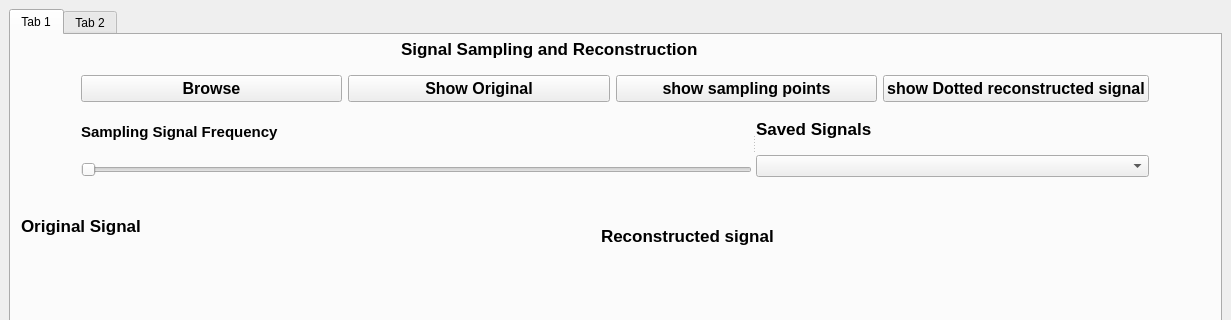
Abdelrahmanhassan1/Signal-sampling-and-reconstruction-program, file task2.ui: the form before one commit; both pictures show x 0 to 1231 and y 0 to 320 of the 1231 by 853 pixel window.
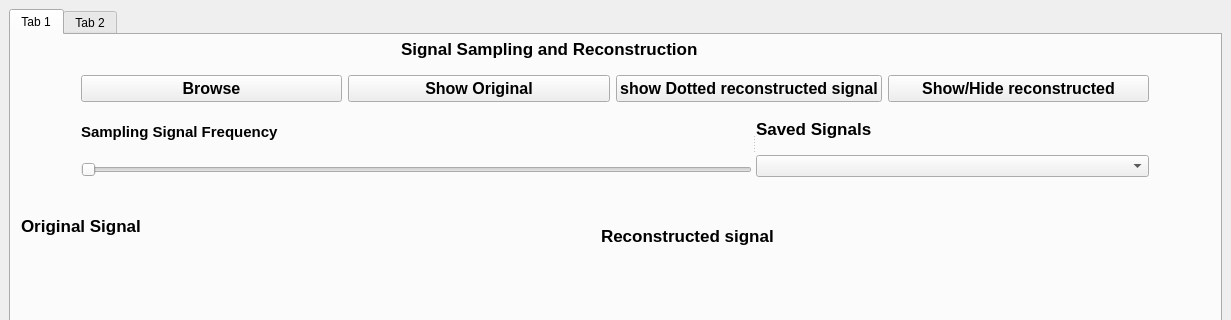
The form after the commit.

What changed in the file:
```diff
--- a/task2.ui
+++ b/task2.ui
@@ -106,7 +106,7 @@
          <string>Original Signal </string>
         </property>
        </widget>
-       <widget class="QWidget" name="">
+       <widget class="QWidget" name="layoutWidget">
         <property name="geometry">
          <rect>
           <x>70</x>
@@ -146,20 +146,6 @@
              </property>
             </widget>
            </item>
-           <item>
-            <widget class="QPushButton" name="show_sampling_points">
-             <property name="font">
-              <font>
-               <pointsize>12</pointsize>
-               <weight>75</weight>
-               <bold>true</bold>
-              </font>
-             </property>
-             <property name="text">
-              <string>show sampling points</string>
-             </property>
-            </widget>
-           </item>
            <item>
             <widget class="QPushButton" name="show_dotted_reconstructed_button">
              <property name="font">
@@ -174,6 +160,20 @@
              </property>
             </widget>
            </item>
+           <item>
+            <widget class="QPushButton" name="show_hide_reconstructed_button">
+             <property name="font">
+              <font>
+               <pointsize>12</pointsize>
+               <weight>75</weight>
+               <bold>true</bold>
+              </font>
+             </property>
+             <property name="text">
+              <string>Show/Hide reconstructed</string>
+             </property>
+            </widget>
+           </item>
           </layout>
          </item>
          <item>
```
Left out of the diff: 2 changed lines with no effect on the pictures.
